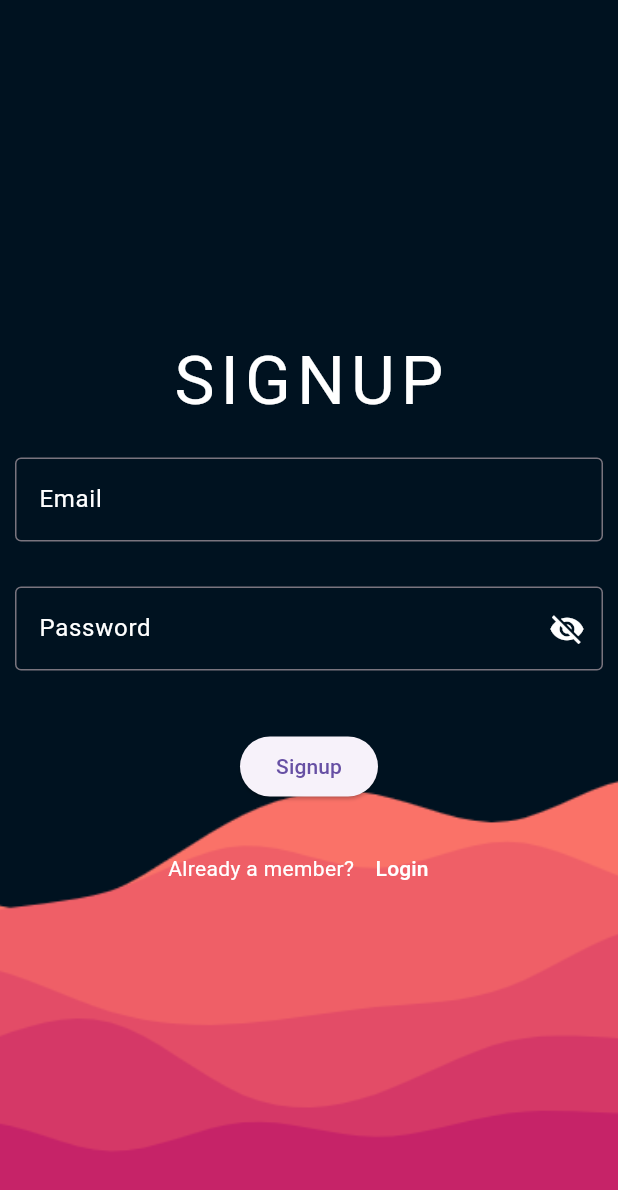
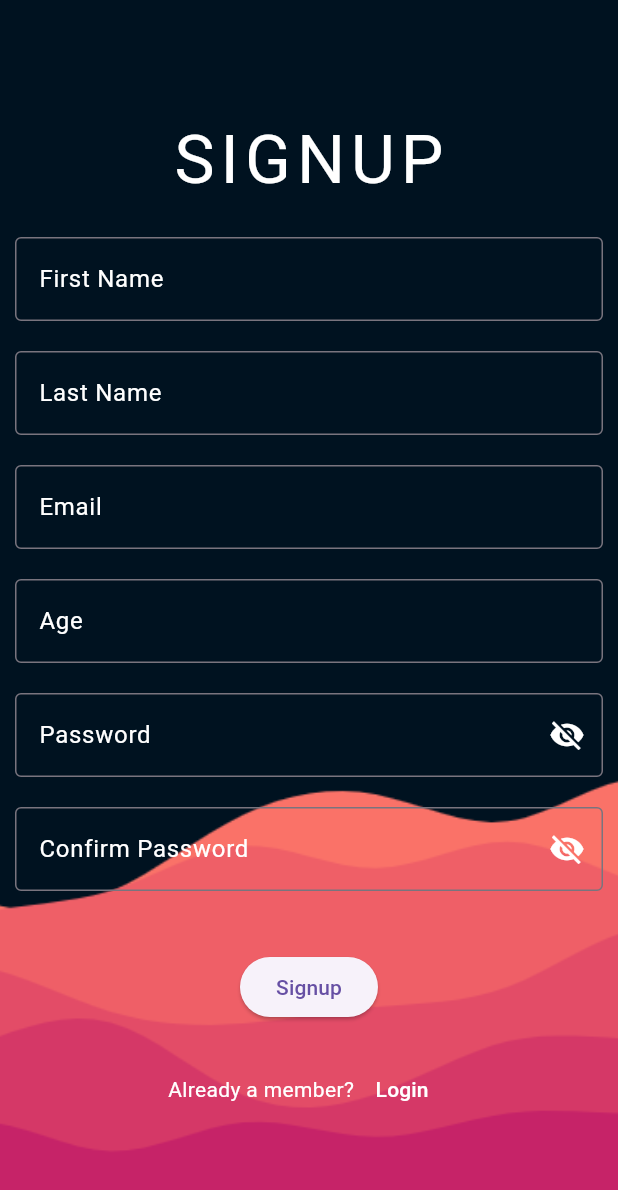
Before and after one commit to Raahim-Rubaiyat-Teertho/todo_app_project, a Flutter app: the Signup screen opened directly, on a phone screen of 412 x 824 dp. Shown: the top 1190 px of the screen. Run offline on Flutter 3.47's test engine with Material 3 defaults, Android fonts, the phone set to English and light mode, and no system bars; our stand-ins replace cloud_firestore, firebase_auth, firebase_core; accounts and stored records are empty.

```diff
--- a/lib/pages/signup.dart
+++ b/lib/pages/signup.dart
@@ -1,3 +1,4 @@
+import 'package:cloud_firestore/cloud_firestore.dart';
 import 'package:firebase_auth/firebase_auth.dart';
 import 'package:flutter/material.dart';
 import 'package:todo_app_project/main.dart';
@@ -13,6 +14,11 @@ class Signup extends StatefulWidget {
 class _SignupState extends State<Signup> {
   final _emailController = TextEditingController();
   final _passwordController = TextEditingController();
+  final _firstNameController = TextEditingController();
+  final _lastNameController = TextEditingController();
+  final _ageController = TextEditingController();
+  final _confirmPasswordController = TextEditingController();
+
   bool _obscureText = true;
   String? _errorMessage;
   bool _isLoading = false;
@@ -30,10 +36,18 @@ class _SignupState extends State<Signup> {
     });
 
     try {
+      if (passwordMatches()) {
         await FirebaseAuth.instance.createUserWithEmailAndPassword(
           email: _emailController.text.trim(),
           password: _passwordController.text.trim(),
         );
+
+        addUserDetails(
+            _firstNameController.text.trim(),
+            _lastNameController.text.trim(),
+            _emailController.text.trim(),
+            int.parse(_ageController.text.trim()));
+
         Navigator.pushReplacement(
           context,
           MaterialPageRoute(
@@ -46,6 +60,9 @@ class _SignupState extends State<Signup> {
             duration: Duration(seconds: 2),
           ),
         );
+      } else {
+        _errorMessage = "The passwords do not match";
+      }
     } catch (e) {
       setState(() {
         _errorMessage = e.toString();
@@ -55,6 +72,23 @@ class _SignupState extends State<Signup> {
         _isLoading = false;
       });
     }
+  }
+
+  bool passwordMatches() {
+    return _passwordController.text.trim() ==
+        _confirmPasswordController.text.trim();
+  }
+
+  Future addUserDetails(
+      String firstName, String lastName, String email, int age) async {
+    await FirebaseFirestore.instance.collection('users').add({
+      'first_name': firstName,
+      'last_name': lastName,
+      'email': email,
+      'age': age,
+      'todo': [{}],
+      'done': [{}]
+    });
   }
 
   @override
@@ -69,6 +103,8 @@ class _SignupState extends State<Signup> {
       child: Scaffold(
         backgroundColor: Colors.transparent,
         body: Center(
+          child: SingleChildScrollView(
+            child: Center(
               child: Column(
                 mainAxisAlignment: MainAxisAlignment.center,
                 crossAxisAlignment: CrossAxisAlignment.center,
@@ -87,6 +123,30 @@ class _SignupState extends State<Signup> {
                     child: Column(
                       children: [
                         TextField(
+                          controller: _firstNameController,
+                          decoration: const InputDecoration(
+                            hintText: 'First Name',
+                            border: OutlineInputBorder(),
+                            hintStyle: TextStyle(color: Colors.white),
+                          ),
+                          style: const TextStyle(color: Colors.white),
+                        ),
+                        const SizedBox(
+                          height: 20,
+                        ),
+                        TextField(
+                          controller: _lastNameController,
+                          decoration: const InputDecoration(
+                            hintText: 'Last Name',
+                            border: OutlineInputBorder(),
+                            hintStyle: TextStyle(color: Colors.white),
+                          ),
+                          style: const TextStyle(color: Colors.white),
+                        ),
+                        const SizedBox(
+                          height: 20,
+                        ),
+                        TextField(
                           controller: _emailController,
                           decoration: const InputDecoration(
                             hintText: 'Email',
@@ -95,7 +155,17 @@ class _SignupState extends State<Signup> {
                           ),
                           style: const TextStyle(color: Colors.white),
                         ),
-                    const SizedBox(height: 30),
+                        const SizedBox(height: 20),
+                        TextField(
+                          controller: _ageController,
+                          decoration: const InputDecoration(
+                            hintText: 'Age',
+                            border: OutlineInputBorder(),
+                            hintStyle: TextStyle(color: Colors.white),
+                          ),
+                          style: const TextStyle(color: Colors.white),
+                        ),
+                        const SizedBox(height: 20),
                         TextField(
                           controller: _passwordController,
                           obscureText: _obscureText,
@@ -120,10 +190,34 @@ class _SignupState extends State<Signup> {
                           style: const TextStyle(color: Colors.white),
                         ),
                         const SizedBox(height: 20),
+                        TextField(
+                          controller: _confirmPasswordController,
+                          obscureText: _obscureText,
+                          decoration: InputDecoration(
+                            hintText: 'Confirm Password',
+                            border: const OutlineInputBorder(),
+                            hintStyle: const TextStyle(color: Colors.white),
+                            suffixIcon: IconButton(
+                              onPressed: () {
+                                setState(() {
+                                  _obscureText = !_obscureText;
+                                });
+                              },
+                              icon: Icon(
+                                _obscureText
+                                    ? Icons.visibility_off
+                                    : Icons.visibility,
+                                color: Colors.white,
+                              ),
+                            ),
+                          ),
+                          style: const TextStyle(color: Colors.white),
+                        ),
+                        const SizedBox(height: 20),
                         if (_errorMessage != null)
                           Text(
                             _errorMessage!,
-                        style: const TextStyle(color: Colors.red),
+                            style: const TextStyle(color: Colors.white),
                           ),
                         const SizedBox(height: 20),
                         _isLoading
@@ -172,6 +266,8 @@ class _SignupState extends State<Signup> {
               ),
             ),
           ),
+        ),
+      ),
     );
   }
 }
--- a/pubspec.yaml
+++ b/pubspec.yaml
@@ -37,6 +37,7 @@ dependencies:
   cupertino_icons: ^1.0.6
   firebase_core: ^3.2.0
   firebase_auth: ^5.1.4
+  cloud_firestore: ^5.2.1
 
 dev_dependencies:
   flutter_test:
```
Also changed, not shown: pubspec.lock, 3 other files. Lines whose indentation alone changed are shown as unchanged.
